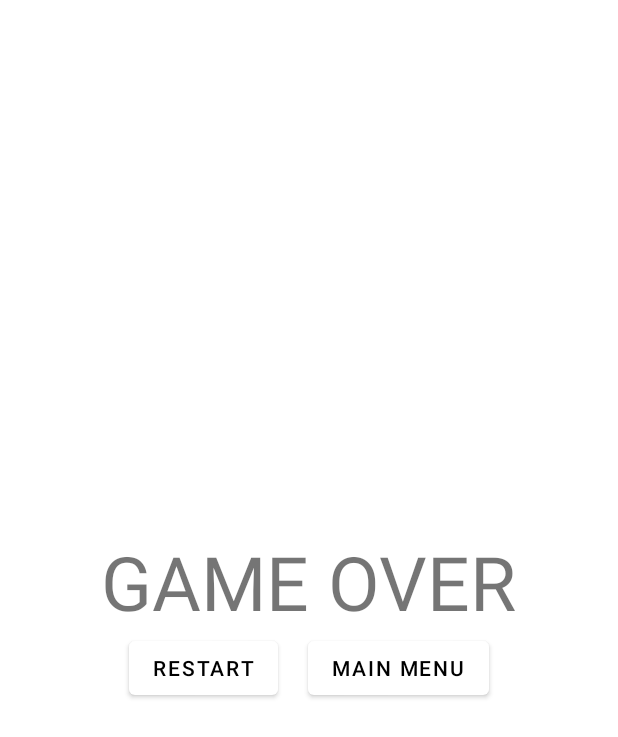
After one commit to karol-oman/pong, an Android app: the fragment GameOverFragment placed in its activity, on a phone screen of 412 x 824 dp. The commit adds this screen. Shown: the top 737 px of the screen. Run offline under Robolectric (Android 15) with nearby library versions, the phone set to English and light mode, and no system bars.

Commit message:
Added a Game Over screen

```diff
--- a/app/src/main/java/com/karol/pong/Ball.kt
+++ b/app/src/main/java/com/karol/pong/Ball.kt
@@ -1,9 +1,7 @@
 package com.karol.pong
 
 import android.content.Context
-import android.content.res.Resources
 import android.graphics.*
-import androidx.core.graphics.red
 
 
 class Ball(context: Context, var posX: Float, var posY: Float, var size: Float, var speedX: Float, var speedY: Float) {
@@ -23,7 +21,7 @@ class Ball(context: Context, var posX: Float, var posY: Float, var size: Float,
     }
 
 
-    fun draw (canvas: Canvas?){
+    fun draw (canvas: Canvas){
         //canvas?.drawCircle(hitbox.centerX(),hitbox.centerY(),size,paint)
 
         hitbox = RectF(posX - size, posY - size, posX + size , posY + size)
--- /dev/null
+++ b/app/src/main/java/com/karol/pong/GameOverFragment.kt
@@ -0,0 +1,17 @@
+package com.karol.pong
+
+import android.os.Bundle
+import android.view.LayoutInflater
+import android.view.View
+import android.view.ViewGroup
+import androidx.fragment.app.Fragment
+
+class GameOverFragment: Fragment() {
+    override fun onCreateView(
+        inflater: LayoutInflater,
+        container: ViewGroup?,
+        savedInstanceState: Bundle?
+    ): View? {
+        return inflater.inflate(R.layout.fragment_game_over, container, false)
+    }
+}
--- a/app/src/main/java/com/karol/pong/SettingsActivity.kt
+++ b/app/src/main/java/com/karol/pong/SettingsActivity.kt
@@ -4,9 +4,7 @@ import androidx.appcompat.app.AppCompatActivity
 import android.os.Bundle
 import androidx.fragment.app.Fragment
 import androidx.fragment.app.FragmentActivity
-import androidx.viewpager.widget.ViewPager
 import androidx.viewpager2.adapter.FragmentStateAdapter
-import com.karol.pong.databinding.ActivityMainBinding
 import com.karol.pong.databinding.ActivitySettingsBinding
 import kotlinx.android.synthetic.main.activity_settings.*
 
--- a/app/src/main/res/layout/activity_play.xml
+++ b/app/src/main/res/layout/activity_play.xml
@@ -4,45 +4,50 @@
     xmlns:tools="http://schemas.android.com/tools"
     android:layout_width="match_parent"
     android:layout_height="match_parent"
-    tools:context=".PlayActivity"
-    >
+    tools:context=".PlayActivity">
 
     <FrameLayout
         android:id="@+id/frame_play"
         android:layout_width="match_parent"
-        android:layout_height="match_parent"
-        app:layout_constraintTop_toTopOf="@+id/linearLayout" />
-
-
-    <LinearLayout
-        android:id="@+id/linearLayout"
-        android:layout_width="match_parent"
-        android:layout_height="wrap_content"
-        android:gravity="center"
-        android:orientation="horizontal"
-        app:layout_constraintTop_toTopOf="parent">
+        android:layout_height="match_parent"/>
 
         <TextView
             android:id="@+id/text_view_current_score"
             android:layout_width="wrap_content"
             android:layout_height="wrap_content"
-            android:layout_marginStart="10dp"
+            android:textColor="@color/white"
+            android:textSize="20sp"
 
-            app:layout_constraintStart_toStartOf="parent"
-            app:layout_constraintTop_toTopOf="parent"
-            />
+            app:layout_constraintEnd_toStartOf="@+id/text_view_high_score"
+            app:layout_constraintStart_toEndOf="@+id/text_view_lvl"
+            app:layout_constraintTop_toTopOf="parent" />
 
         <TextView
             android:id="@+id/text_view_high_score"
             android:layout_width="wrap_content"
             android:layout_height="wrap_content"
+            android:layout_marginEnd="10dp"
+            android:text="High score: 1337"
 
-            android:layout_marginEnd="10dp"
+            android:textColor="@color/white"
+            android:textSize="20sp"
             app:layout_constraintEnd_toEndOf="parent"
-            app:layout_constraintTop_toTopOf="parent"
-            android:text="High score: 1337"/>
+            app:layout_constraintTop_toTopOf="parent" />
 
-    </LinearLayout>
+        <TextView
+            android:id="@+id/text_view_lvl"
+            android:layout_width="wrap_content"
+            android:layout_height="wrap_content"
+            android:text="Level: 1"
+            android:textColor="@color/white"
+            android:textSize="20sp"
+            app:layout_constraintStart_toStartOf="parent"
+            app:layout_constraintTop_toTopOf="@+id/frame_play" />
+
+    <FrameLayout
+        android:layout_width="match_parent"
+        android:layout_height="match_parent"
+        android:id="@+id/test"/>
 
 
 </androidx.constraintlayout.widget.ConstraintLayout>
--- /dev/null
+++ b/app/src/main/res/layout/fragment_game_over.xml
@@ -0,0 +1,47 @@
+<?xml version="1.0" encoding="utf-8"?>
+<FrameLayout xmlns:android="http://schemas.android.com/apk/res/android"
+    xmlns:app="http://schemas.android.com/apk/res-auto"
+    xmlns:tools="http://schemas.android.com/tools"
+    android:id="@+id/game_over_frame"
+    android:layout_width="match_parent"
+    android:layout_height="match_parent"
+    tools:context=".GameOverFragment">
+
+    <!-- TODO: Update blank fragment layout -->
+    <LinearLayout
+        android:layout_width="match_parent"
+        android:layout_height="match_parent"
+        android:gravity="center"
+        android:orientation="vertical">
+
+        <TextView
+            android:layout_width="wrap_content"
+            android:layout_height="wrap_content"
+            android:text="GAME OVER"
+            android:textSize="50sp" />
+
+        <LinearLayout
+            android:layout_width="match_parent"
+            android:layout_height="wrap_content"
+            android:gravity="center"
+            android:orientation="horizontal">
+
+            <Button
+                android:id="@+id/button2"
+                android:layout_width="wrap_content"
+                android:layout_height="wrap_content"
+                android:layout_marginRight="10dp"
+                android:text="Restart" />
+
+            <Button
+                android:id="@+id/button"
+                android:layout_marginLeft="10dp"
+                android:layout_width="wrap_content"
+                android:layout_height="wrap_content"
+                android:text="Main Menu" />
+        </LinearLayout>
+
+
+    </LinearLayout>
+
+</FrameLayout>
--- a/app/src/main/res/values/strings.xml
+++ b/app/src/main/res/values/strings.xml
@@ -6,7 +6,7 @@
     <string name="save">SAVE</string>
     <string name="back">BACK</string>
     <string name="sound">SOUND</string>
-<!-- TODO: Remove or change this placeholder text -->
+    <!-- TODO: Remove or change this placeholder text -->
     <string name="hello_blank_fragment">Hello blank fragment</string>
 
 </resources>
```
Also changed, not shown: app/src/main/java/com/karol/pong/GameView.kt (+24 -21 lines), app/src/main/java/com/karol/pong/PlayActivity.kt (+22 -13 lines).
